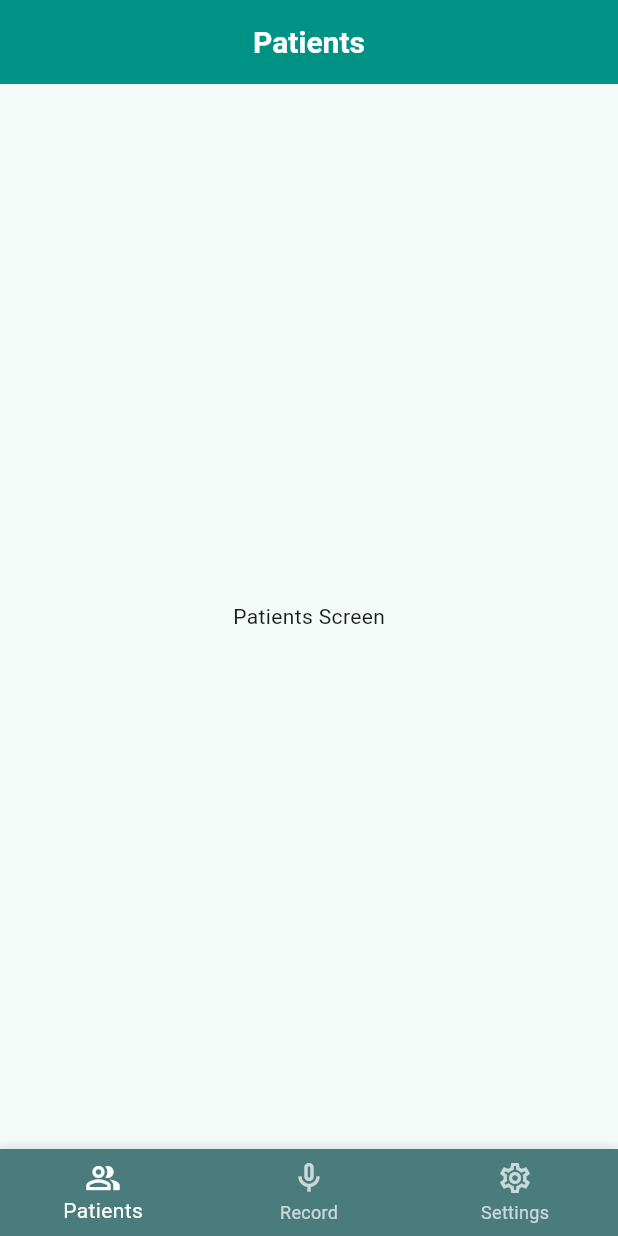
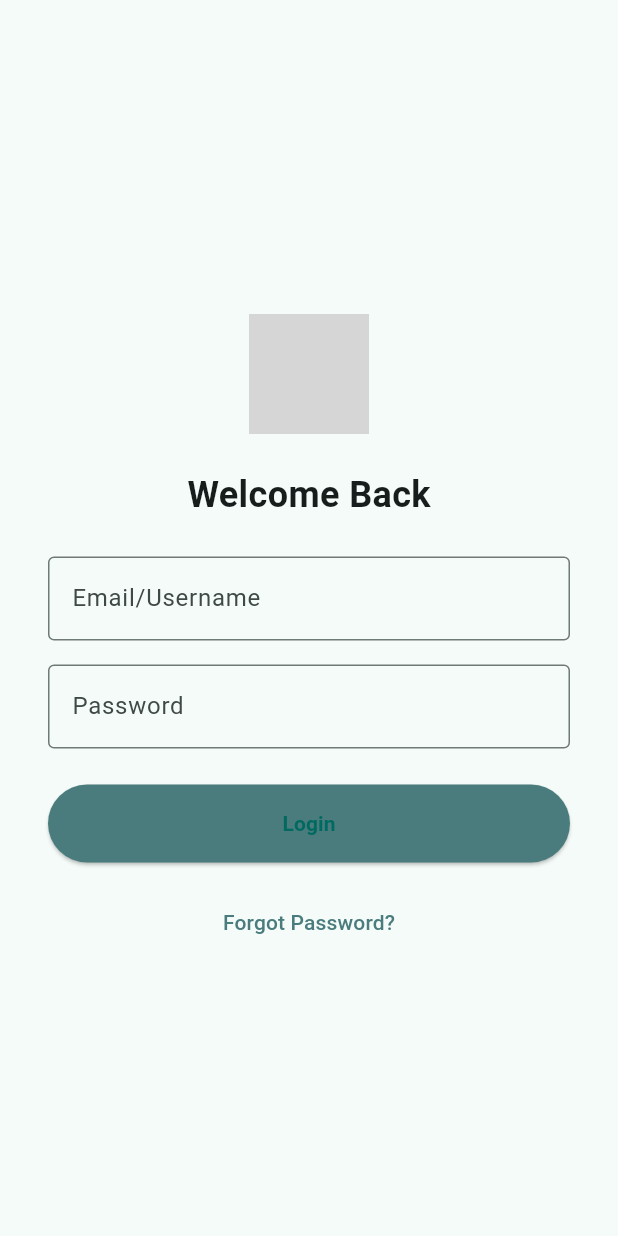
Before and after one commit to Shubham-2004/ai-scribe-copilot, a Flutter app: the screen it shows after launch, on a phone screen of 412 x 824 dp. Run offline on Flutter 3.47's test engine with Material 3 defaults, Android fonts, the phone set to English and light mode, and no system bars; our stand-ins replace device_preview; grey boxes are pictures that could not be loaded.

Commit message:
add: the Ui for the auth

```diff
--- /dev/null
+++ b/stream_script_app/lib/features/auth/presentation/signin_screen.dart
@@ -0,0 +1,90 @@
+import 'package:flutter/material.dart';
+import '../services/auth_service.dart';
+
+class SignInScreen extends StatefulWidget {
+	const SignInScreen({super.key});
+
+	@override
+	State<SignInScreen> createState() => _SignInScreenState();
+}
+
+class _SignInScreenState extends State<SignInScreen> {
+	final TextEditingController _emailController = TextEditingController();
+	final TextEditingController _passwordController = TextEditingController();
+	bool _loading = false;
+	String? _error;
+
+	Future<void> _login() async {
+		setState(() { _loading = true; _error = null; });
+		final auth = AuthService();
+		final res = await auth.signin(_emailController.text, _passwordController.text);
+		setState(() { _loading = false; });
+		if (res['error'] != null) {
+			setState(() { _error = res['error'].toString(); });
+		} else {
+			// TODO: Navigate to home or show success
+		}
+	}
+
+	@override
+	Widget build(BuildContext context) {
+		return Scaffold(
+			body: SafeArea(
+				child: Center(
+					child: SingleChildScrollView(
+						padding: const EdgeInsets.symmetric(horizontal: 32),
+						child: Column(
+							mainAxisAlignment: MainAxisAlignment.center,
+							children: [
+								const SizedBox(height: 24),
+								Image.asset('assets/brain_mic.png', width: 80, height: 80),
+								const SizedBox(height: 24),
+								const Text('Welcome Back', style: TextStyle(fontSize: 24, fontWeight: FontWeight.bold)),
+								const SizedBox(height: 24),
+								TextField(
+									controller: _emailController,
+									decoration: InputDecoration(
+										hintText: 'Email/Username',
+										border: OutlineInputBorder(),
+									),
+								),
+								const SizedBox(height: 16),
+								TextField(
+									controller: _passwordController,
+									obscureText: true,
+									decoration: InputDecoration(
+										hintText: 'Password',
+										border: OutlineInputBorder(),
+									),
+								),
+								const SizedBox(height: 24),
+								SizedBox(
+									width: double.infinity,
+									child: ElevatedButton(
+										style: ElevatedButton.styleFrom(
+											backgroundColor: const Color(0xFF4A7C7E),
+											padding: const EdgeInsets.symmetric(vertical: 16),
+										),
+										onPressed: _loading ? null : _login,
+										child: _loading
+												? const CircularProgressIndicator(color: Colors.white)
+												: const Text('Login', style: TextStyle(fontWeight: FontWeight.bold)),
+									),
+								),
+								if (_error != null) ...[
+									const SizedBox(height: 12),
+									Text(_error!, style: const TextStyle(color: Colors.red)),
+								],
+								const SizedBox(height: 16),
+								TextButton(
+									onPressed: () {},
+									child: const Text('Forgot Password?', style: TextStyle(color: Color(0xFF4A7C7E))),
+								),
+							],
+						),
+					),
+				),
+			),
+		);
+	}
+}
--- /dev/null
+++ b/stream_script_app/lib/features/auth/services/auth_service.dart
@@ -0,0 +1,24 @@
+import 'dart:convert';
+import 'package:http/http.dart' as http;
+
+class AuthService {
+	static const String baseUrl = 'http://192.168.1.7:3000/auth';
+
+	Future<Map<String, dynamic>> signup(String email, String password) async {
+		final response = await http.post(
+			Uri.parse('$baseUrl/signup'),
+			headers: {'Content-Type': 'application/json'},
+			body: jsonEncode({'email': email, 'password': password}),
+		);
+		return jsonDecode(response.body);
+	}
+
+	Future<Map<String, dynamic>> signin(String email, String password) async {
+		final response = await http.post(
+			Uri.parse('$baseUrl/signin'),
+			headers: {'Content-Type': 'application/json'},
+			body: jsonEncode({'email': email, 'password': password}),
+		);
+		return jsonDecode(response.body);
+	}
+}
--- a/stream_script_app/lib/features/onboarding/presentation/splash_screen.dart
+++ b/stream_script_app/lib/features/onboarding/presentation/splash_screen.dart
@@ -1,6 +1,6 @@
 import 'package:flutter/material.dart';
+import 'package:stream_script/features/auth/presentation/signin_screen.dart';
 import 'package:stream_script/features/bottomNav/presentation/bottomNavbar.dart';
-import 'package:stream_script/features/bottomNav/services/bottomNav_service.dart';
 
 class SplashScreen extends StatefulWidget {
   const SplashScreen({super.key});
@@ -47,7 +47,7 @@ class _SplashScreenState extends State<SplashScreen>
         // TODO: Navigate to home screen when ready
         Navigator.of(context).pushReplacement(
           MaterialPageRoute(
-            builder: (context) => BottomNavbar(),
+            builder: (context) => SignInScreen(),
           ),
         );
       }
--- a/stream_script_app/pubspec.yaml
+++ b/stream_script_app/pubspec.yaml
@@ -35,6 +35,7 @@ dependencies:
   # Use with the CupertinoIcons class for iOS style icons.
   cupertino_icons: ^1.0.8
   device_preview: ^1.2.0
+  http: ^1.5.0
 
 dev_dependencies:
   flutter_test:
```
Also changed, not shown: stream_script_app/lib/features/auth/presentation/signup_screen.dart (added, +85 -0 lines), stream_script_app/pubspec.lock.
